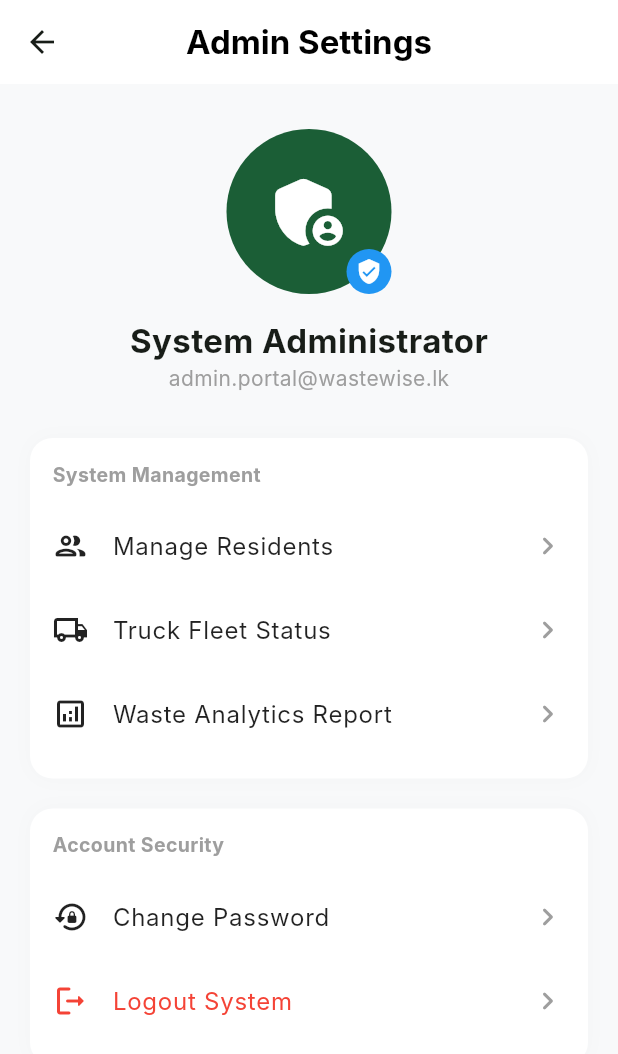
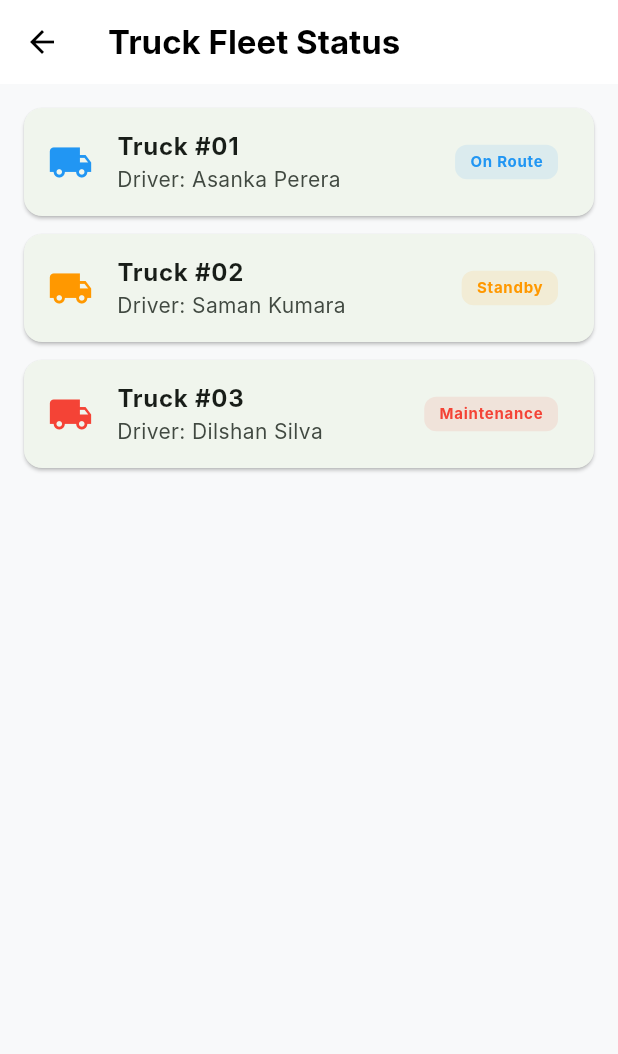
Before and after one commit to udeshrashmika/Waste-Wise---Mobile-app, a Flutter app: the AdminProfileScreen screen opened directly, after a tap on "Truck Fleet Status", on a phone screen of 412 x 824 dp. Shown: the top 1054 px of the screen. Run offline on Flutter 3.47's test engine with Material 3 defaults, Android fonts, the phone set to English and light mode, and no system bars; our stand-ins replace firebase_core, image_picker; accounts and stored records are empty; Roboto replaces fonts that are missing (Inter).

Commit message:
worked on admin

```diff
--- a/lib/features/admin/screens/admin_profile_screen.dart
+++ b/lib/features/admin/screens/admin_profile_screen.dart
@@ -1,5 +1,8 @@
 import 'package:flutter/material.dart';
 import 'package:waste_wise/features/auth/screens/role_selection_screen.dart';
+import 'manage_residents_screen.dart';
+import 'truck_fleet_status_screen.dart';
+import 'waste_analytics_screen.dart';
 
 class AdminProfileScreen extends StatelessWidget {
   const AdminProfileScreen({super.key});
@@ -67,17 +70,38 @@ class AdminProfileScreen extends StatelessWidget {
                 _buildAdminTile(
                   Icons.people_outline_rounded,
                   "Manage Residents",
-                  () {},
+                  () {
+                    Navigator.push(
+                      context,
+                      MaterialPageRoute(
+                        builder: (context) => const ManageResidentsScreen(),
+                      ),
+                    );
+                  },
                 ),
                 _buildAdminTile(
                   Icons.local_shipping_outlined,
                   "Truck Fleet Status",
-                  () {},
+                  () {
+                    Navigator.push(
+                      context,
+                      MaterialPageRoute(
+                        builder: (context) => const TruckFleetStatusScreen(),
+                      ),
+                    );
+                  },
                 ),
                 _buildAdminTile(
                   Icons.analytics_outlined,
                   "Waste Analytics Report",
-                  () {},
+                  () {
+                    Navigator.push(
+                      context,
+                      MaterialPageRoute(
+                        builder: (context) => const WasteAnalyticsScreen(),
+                      ),
+                    );
+                  },
                 ),
               ],
             ),
@@ -87,11 +111,6 @@ class AdminProfileScreen extends StatelessWidget {
             _buildAdminCard(
               title: "Account Security",
               children: [
-                _buildAdminTile(
-                  Icons.lock_reset_rounded,
-                  "Change Password",
-                  () {},
-                ),
                 _buildAdminTile(
                   Icons.logout_rounded,
                   "Logout System",
--- /dev/null
+++ b/lib/features/admin/screens/truck_fleet_status_screen.dart
@@ -0,0 +1,76 @@
+import 'package:flutter/material.dart';
+
+class TruckFleetStatusScreen extends StatelessWidget {
+  const TruckFleetStatusScreen({super.key});
+
+  @override
+  Widget build(BuildContext context) {
+    return Scaffold(
+      backgroundColor: const Color(0xFFF8F9FA),
+      appBar: AppBar(
+        title: const Text(
+          "Truck Fleet Status",
+          style: TextStyle(color: Colors.black, fontWeight: FontWeight.bold),
+        ),
+        backgroundColor: Colors.white,
+        elevation: 0,
+        iconTheme: const IconThemeData(color: Colors.black),
+      ),
+      body: ListView(
+        padding: const EdgeInsets.all(16),
+        children: [
+          _buildTruckTile(
+            "Truck #01",
+            "Asanka Perera",
+            "On Route",
+            Colors.blue,
+          ),
+          _buildTruckTile(
+            "Truck #02",
+            "Saman Kumara",
+            "Standby",
+            Colors.orange,
+          ),
+          _buildTruckTile(
+            "Truck #03",
+            "Dilshan Silva",
+            "Maintenance",
+            Colors.red,
+          ),
+        ],
+      ),
+    );
+  }
+
+  Widget _buildTruckTile(
+    String truck,
+    String driver,
+    String status,
+    Color color,
+  ) {
+    return Card(
+      margin: const EdgeInsets.only(bottom: 12),
+      shape: RoundedRectangleBorder(borderRadius: BorderRadius.circular(12)),
+      child: ListTile(
+        leading: Icon(Icons.local_shipping, color: color, size: 30),
+        title: Text(truck, style: const TextStyle(fontWeight: FontWeight.bold)),
+        subtitle: Text("Driver: $driver"),
+        trailing: Container(
+          padding: const EdgeInsets.symmetric(horizontal: 10, vertical: 4),
+          decoration: BoxDecoration(
+            color: color.withOpacity(0.1),
+            borderRadius: BorderRadius.circular(8),
+          ),
+          child: Text(
+            status,
+            style: TextStyle(
+              color: color,
+              fontSize: 10,
+              fontWeight: FontWeight.bold,
+            ),
+          ),
+        ),
+      ),
+    );
+  }
+}
```
Also changed, not shown: lib/features/admin/screens/manage_residents_screen.dart (added, +42 -0 lines), lib/features/admin/screens/waste_analytics_screen.dart (added, +78 -0 lines).
